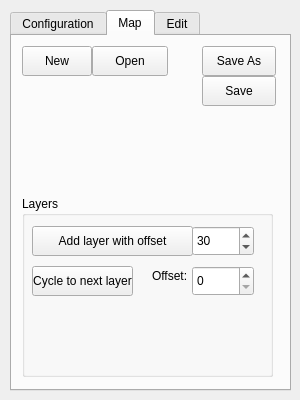
First picture: the form in Annchienta/games/editor/editor.ui, repository sago007/annchienta, before the edit.
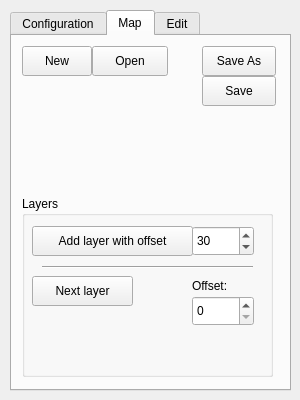
Second picture: the form after the edit.

The edit to the form file:
```diff
--- a/Annchienta/games/editor/editor.ui
+++ b/Annchienta/games/editor/editor.ui
@@ -264,20 +264,20 @@
       <property name="geometry" >
        <rect>
         <x>10</x>
-        <y>70</y>
+        <y>80</y>
         <width>101</width>
         <height>30</height>
        </rect>
       </property>
       <property name="text" >
-       <string>Cycle to next layer</string>
+       <string>Next layer</string>
       </property>
      </widget>
      <widget class="QSpinBox" name="layerZBox" >
       <property name="geometry" >
        <rect>
         <x>170</x>
-        <y>70</y>
+        <y>100</y>
         <width>62</width>
         <height>30</height>
        </rect>
@@ -295,9 +295,9 @@
      <widget class="QLabel" name="label_5" >
       <property name="geometry" >
        <rect>
-        <x>130</x>
-        <y>70</y>
-        <width>35</width>
+        <x>170</x>
+        <y>80</y>
+        <width>51</width>
         <height>20</height>
        </rect>
       </property>
@@ -305,6 +305,19 @@
        <string>Offset:</string>
       </property>
      </widget>
+     <widget class="Line" name="line" >
+      <property name="geometry" >
+       <rect>
+        <x>20</x>
+        <y>70</y>
+        <width>211</width>
+        <height>3</height>
+       </rect>
+      </property>
+      <property name="orientation" >
+       <enum>Qt::Horizontal</enum>
+      </property>
+     </widget>
     </widget>
    </widget>
    <widget class="QWidget" name="editTab" >
```
Left out of the diff: 2 changed lines with no effect on the pictures.
